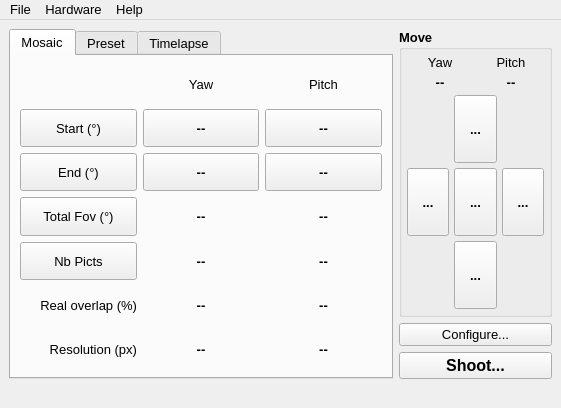
This is papywizard/view/mainWindow.ui in bingostar89/Papywizard as Qt 5 draws it before an edit. The edited form follows.
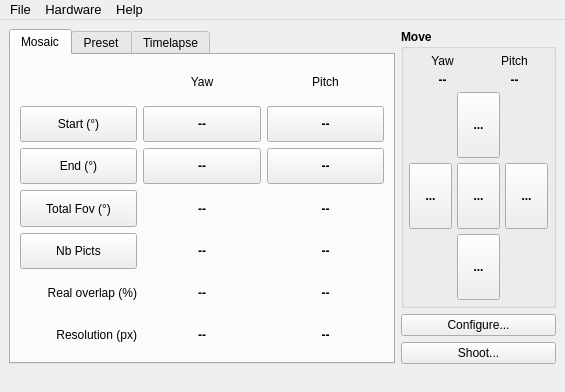
This is the edited form. Icons and pictures are not drawn.

Diff of the .ui file:
```diff
--- a/papywizard/view/mainWindow.ui
+++ b/papywizard/view/mainWindow.ui
@@ -5,8 +5,8 @@
    <rect>
     <x>0</x>
     <y>0</y>
-    <width>561</width>
-    <height>408</height>
+    <width>565</width>
+    <height>392</height>
    </rect>
   </property>
   <property name="minimumSize" >
@@ -15,11 +15,6 @@
     <height>0</height>
    </size>
   </property>
-  <property name="font" >
-   <font>
-    <pointsize>10</pointsize>
-   </font>
-  </property>
   <property name="focusPolicy" >
    <enum>Qt::StrongFocus</enum>
   </property>
@@ -56,7 +51,6 @@
         </property>
         <property name="font" >
          <font>
-          <pointsize>10</pointsize>
           <weight>50</weight>
           <bold>false</bold>
          </font>
@@ -590,7 +584,6 @@
         </property>
         <property name="font" >
          <font>
-          <pointsize>10</pointsize>
           <weight>75</weight>
           <bold>true</bold>
          </font>
@@ -632,7 +625,6 @@
             <widget class="QLabel" name="label" >
              <property name="font" >
               <font>
-               <pointsize>10</pointsize>
                <weight>50</weight>
                <bold>false</bold>
               </font>
@@ -649,7 +641,6 @@
             <widget class="QLabel" name="label_2" >
              <property name="font" >
               <font>
-               <pointsize>10</pointsize>
                <weight>50</weight>
                <bold>false</bold>
               </font>
@@ -666,7 +657,6 @@
             <widget class="QLabel" name="yawHeadPosLabel" >
              <property name="font" >
               <font>
-               <pointsize>10</pointsize>
                <weight>75</weight>
                <bold>true</bold>
               </font>
@@ -683,7 +673,6 @@
             <widget class="QLabel" name="pitchHeadPosLabel" >
              <property name="font" >
               <font>
-               <pointsize>10</pointsize>
                <weight>75</weight>
                <bold>true</bold>
               </font>
@@ -714,11 +703,6 @@
                <height>0</height>
               </size>
              </property>
-             <property name="font" >
-              <font>
-               <pointsize>10</pointsize>
-              </font>
-             </property>
              <property name="text" >
               <string>...</string>
              </property>
@@ -754,11 +738,6 @@
                <height>0</height>
               </size>
              </property>
-             <property name="font" >
-              <font>
-               <pointsize>10</pointsize>
-              </font>
-             </property>
              <property name="text" >
               <string>...</string>
              </property>
@@ -797,11 +776,6 @@
                <height>0</height>
               </size>
              </property>
-             <property name="font" >
-              <font>
-               <pointsize>10</pointsize>
-              </font>
-             </property>
              <property name="text" >
               <string>...</string>
              </property>
@@ -834,11 +808,6 @@
                <height>0</height>
               </size>
              </property>
-             <property name="font" >
-              <font>
-               <pointsize>10</pointsize>
-              </font>
-             </property>
              <property name="text" >
               <string>...</string>
              </property>
@@ -874,11 +843,6 @@
                <height>0</height>
               </size>
              </property>
-             <property name="font" >
-              <font>
-               <pointsize>10</pointsize>
-              </font>
-             </property>
              <property name="text" >
               <string>...</string>
              </property>
@@ -915,11 +879,6 @@
             <verstretch>0</verstretch>
            </sizepolicy>
           </property>
-          <property name="font" >
-           <font>
-            <pointsize>10</pointsize>
-           </font>
-          </property>
           <property name="text" >
            <string>Configure...</string>
           </property>
@@ -943,13 +902,6 @@
             <verstretch>0</verstretch>
            </sizepolicy>
           </property>
-          <property name="font" >
-           <font>
-            <pointsize>12</pointsize>
-            <weight>75</weight>
-            <bold>true</bold>
-           </font>
-          </property>
           <property name="text" >
            <string>Shoot...</string>
           </property>
@@ -976,7 +928,7 @@
     <rect>
      <x>0</x>
      <y>0</y>
-     <width>561</width>
+     <width>565</width>
      <height>35</height>
     </rect>
    </property>
@@ -986,11 +938,6 @@
     </font>
    </property>
    <widget class="QMenu" name="menuFile" >
-    <property name="font" >
-     <font>
-      <pointsize>9</pointsize>
-     </font>
-    </property>
     <property name="title" >
      <string>File</string>
     </property>
@@ -999,11 +946,6 @@
     <addaction name="actionFileQuit" />
    </widget>
    <widget class="QMenu" name="menuHardware" >
-    <property name="font" >
-     <font>
-      <pointsize>9</pointsize>
-     </font>
-    </property>
     <property name="title" >
      <string>Hardware</string>
     </property>
@@ -1022,11 +964,6 @@
     <addaction name="actionHardwareClearLimits" />
    </widget>
    <widget class="QMenu" name="menuHelp" >
-    <property name="font" >
-     <font>
-      <pointsize>9</pointsize>
-     </font>
-    </property>
     <property name="title" >
      <string>Help</string>
     </property>
```
Left out of the diff: 59 changed lines with no effect on the pictures.
